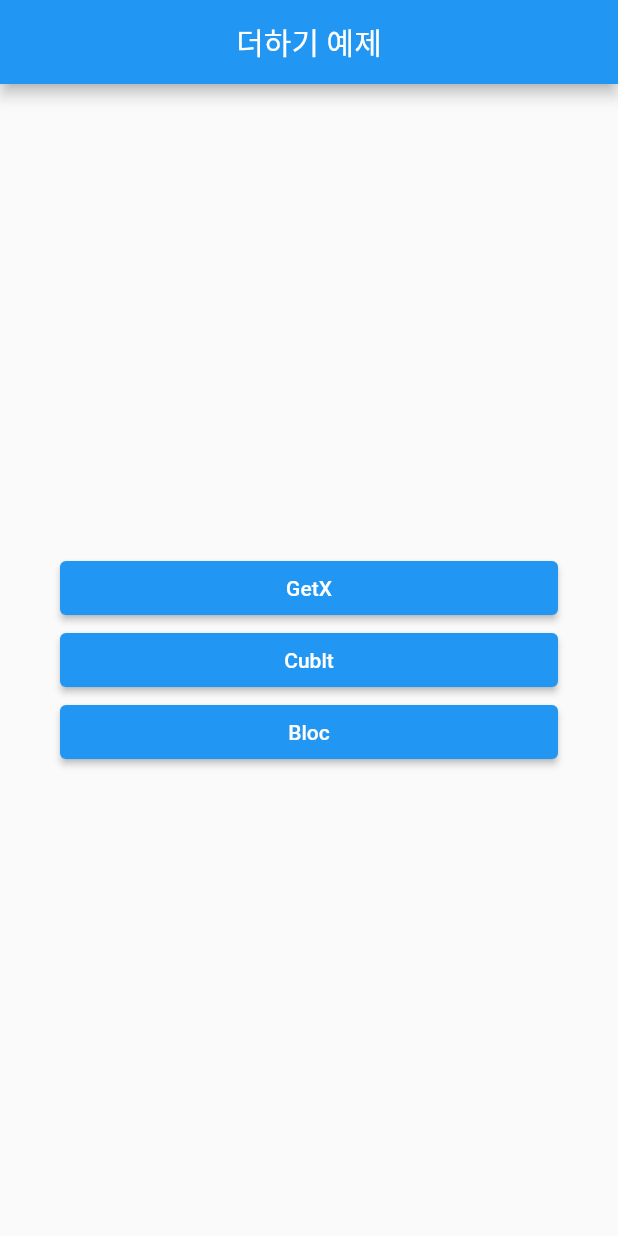
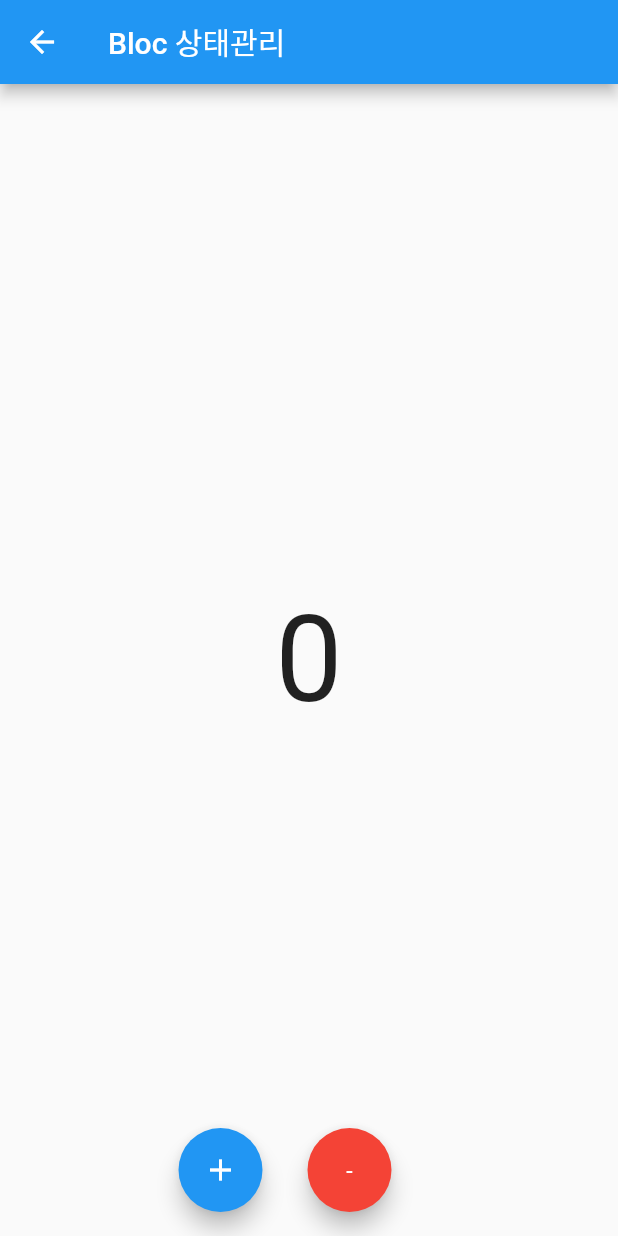
Before and after one commit to uomaep/bloc_tutorial, a Flutter app: the screen it shows after launch, after a tap on "Bloc", on a phone screen of 412 x 824 dp. Run offline on Flutter 3.47's test engine with Material 2 defaults, Android fonts, the phone set to English and light mode, and no system bars; our stand-ins replace bloc, equatable, flutter_bloc, get.

Commit message:
Study: cubit bloc state manage

```diff
--- a/lib/src/app.dart
+++ b/lib/src/app.dart
@@ -1,6 +1,11 @@
+import 'package:bloc_tutorial/src/bloc/count_bloc.dart';
+import 'package:bloc_tutorial/src/bloc/home.dart';
+import 'package:bloc_tutorial/src/cubit/count_cubit.dart';
+import 'package:bloc_tutorial/src/cubit/home.dart';
 import 'package:bloc_tutorial/src/getx/count_getx_controller.dart';
 import 'package:bloc_tutorial/src/getx/home.dart';
 import 'package:flutter/material.dart';
+import 'package:flutter_bloc/flutter_bloc.dart';
 import 'package:get/get.dart';
 
 class App extends StatelessWidget {
@@ -20,14 +25,39 @@ class App extends StatelessWidget {
           mainAxisAlignment: MainAxisAlignment.center,
           children: [
             ElevatedButton(
+              onPressed: () {
+                Get.to(
+                  GetxHome(),
+                  binding: BindingsBuilder(() {
+                    Get.put(CountGetxController());
+                  }),
+                  duration: Duration.zero,
+                );
+              },
+              child: Text("GetX"),
+            ),
+            ElevatedButton(
                 onPressed: () {
-                  Get.to(GetxHome(), binding: BindingsBuilder(() {
-                    Get.put(CountGetxController());
-                  }));
+                  Get.to(
+                    BlocProvider(
+                      create: (context) => CountCubit(),
+                      child: CubitHome(),
+                    ),
+                    duration: Duration.zero,
+                  );
                 },
-                child: Text("GetX")),
-            ElevatedButton(onPressed: () {}, child: Text("Cublt")),
-            ElevatedButton(onPressed: () {}, child: Text("Bloc")),
+                child: Text("Cublt")),
+            ElevatedButton(
+                onPressed: () {
+                  Get.to(
+                    BlocProvider(
+                      create: (context) => CountBloc(),
+                      child: BlocHome(),
+                    ),
+                    duration: Duration.zero,
+                  );
+                },
+                child: Text("Bloc")),
           ],
         ),
       ),
--- /dev/null
+++ b/lib/src/bloc/count_bloc.dart
@@ -0,0 +1,25 @@
+import 'package:bloc/bloc.dart';
+import 'package:equatable/equatable.dart';
+
+class CountBloc extends Bloc<CountEvent, int> {
+  CountBloc() : super(0) {
+    on<AddCountEvent>((event, emit) {
+      emit(state + 1);
+    });
+    on<SubstractCountEvent>((event, emit) {
+      emit(state - 1);
+    });
+  }
+}
+
+abstract class CountEvent extends Equatable {}
+
+class AddCountEvent extends CountEvent {
+  @override
+  List<Object?> get props => [];
+}
+
+class SubstractCountEvent extends CountEvent {
+  @override
+  List<Object?> get props => [];
+}
--- /dev/null
+++ b/lib/src/bloc/home.dart
@@ -0,0 +1,43 @@
+import 'package:bloc_tutorial/src/bloc/count_bloc.dart';
+import 'package:flutter/material.dart';
+import 'package:flutter_bloc/flutter_bloc.dart';
+
+class BlocHome extends StatelessWidget {
+  const BlocHome({super.key});
+
+  @override
+  Widget build(BuildContext context) {
+    return Scaffold(
+      appBar: AppBar(
+        title: Text("Bloc 상태관리"),
+      ),
+      body: Center(
+        child: BlocBuilder<CountBloc, int>(builder: (context, state) {
+          return Text(
+            state.toString(),
+            style: TextStyle(fontSize: 80),
+          );
+        }),
+      ),
+      floatingActionButton: Row(
+        mainAxisAlignment: MainAxisAlignment.center,
+        children: [
+          FloatingActionButton(
+            onPressed: () {
+              context.read<CountBloc>().add(AddCountEvent());
+            },
+            child: Icon(Icons.add),
+          ),
+          const SizedBox(width: 30),
+          FloatingActionButton(
+            onPressed: () {
+              context.read<CountBloc>().add(SubstractCountEvent());
+            },
+            child: Text("-"),
+            backgroundColor: Colors.red,
+          ),
+        ],
+      ),
+    );
+  }
+}
```
Also changed, not shown: lib/src/cubit/count_cubit.dart (added, +13 -0 lines), lib/src/cubit/home.dart (added, +39 -0 lines).
